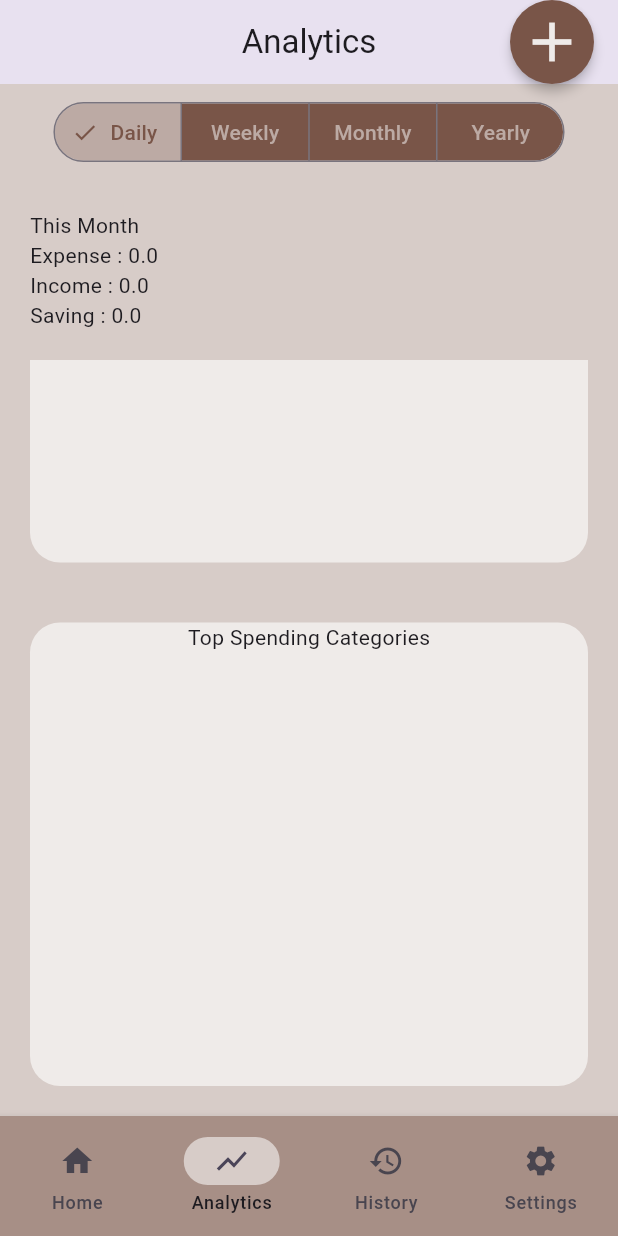
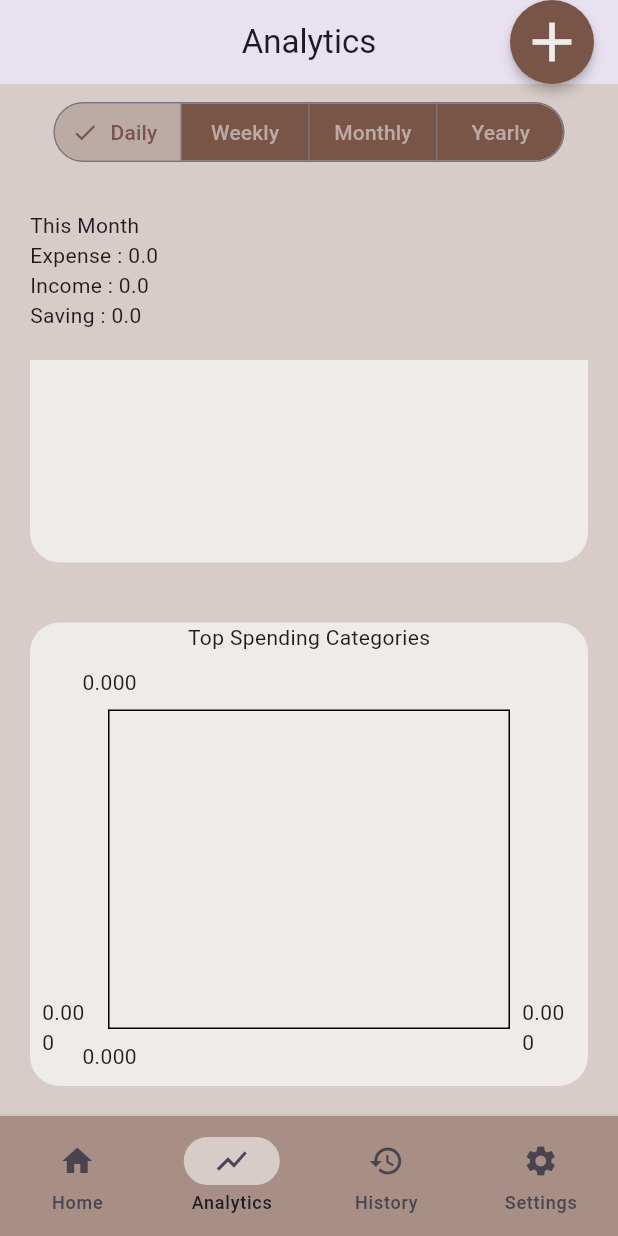
Before and after one commit to ANUJK0004/Expense-tracker-app, a Flutter app: the screen it shows after launch, item 2 of the bottom bar chosen, scrolled down 749 dp, on a phone screen of 412 x 824 dp. Run offline on Flutter 3.47's test engine with Material 3 defaults, Android fonts, the phone set to English and light mode, and no system bars; drawn by our look-alikes of fl_chart; our stand-ins replace sqflite; accounts and stored records are empty.

Commit message:
all charts are integrated on analytics screen

```diff
--- a/lib/screens/analytics_screen.dart
+++ b/lib/screens/analytics_screen.dart
@@ -1,4 +1,5 @@
 import 'package:exes/models/expense.dart';
+import 'package:fl_chart/fl_chart.dart';
 import 'package:flutter/material.dart';
 
 class AnalyticsScreen extends StatefulWidget {
@@ -72,22 +73,69 @@ class _AnalyticsScreenState extends State<AnalyticsScreen> {
 
   Map<String, double> categoryTotals = {};
   void calculateCategoryTotals() {
+    categoryTotals.clear();
     for (final t in filteredTransactions) {
       if (t.type != "Expense") continue;
       categoryTotals[t.category] = (categoryTotals[t.category] ?? 0) + t.amount;
     }
   }
 
-  Map<DateTime,double> dailyTotals = {};
-  void calculateDailyTotals(){
-    for(final t in filteredTransactions){
+  Map<DateTime, double> dailyTotals = {};
+  void calculateDailyTotals() {
+    dailyTotals.clear();
+    for (final t in filteredTransactions) {
       final date = t.date;
       dailyTotals[date] = (dailyTotals[date] ?? 0) + t.amount;
     }
   }
 
+  List<PieChartSectionData> getPieChartSections() {
+    final colors = [
+      Colors.red,
+      Colors.orange,
+      Colors.blue,
+      Colors.green,
+      Colors.purple,
+      Colors.teal,
+      Colors.pink,
+      Colors.brown,
+      Colors.indigo,
+      Colors.amber,
+    ];
+
+    int index = 0;
+
+    return categoryTotals.entries.map((entry) {
+      final section = PieChartSectionData(
+        value: entry.value,
+        title: entry.key.split(" ").last,
+        radius: 70,
+        color: colors[index % colors.length],
+        titleStyle: const TextStyle(
+          color: Colors.white,
+          fontWeight: FontWeight.bold,
+        ),
+      );
+      index++;
+      return section;
+    }).toList();
+  }
+
+  List<FlSpot> getLineSpots() {
+    final entries = dailyTotals.entries.toList()..sort((a,b)=>a.key.compareTo(b.key));
+
+    return List.generate(entries.length, (index) {
+      return FlSpot(index.toDouble(), entries[index].value);
+    }
+    );
+
+  }
+
   @override
   Widget build(BuildContext context) {
+    calculateCategoryTotals();
+    calculateDailyTotals();
+    final balance = currentBalance();
     return Scaffold(
       backgroundColor: Colors.brown.shade100,
       appBar: AppBar(title: Text("Analytics"), centerTitle: true),
@@ -133,9 +181,9 @@ class _AnalyticsScreenState extends State<AnalyticsScreen> {
                   crossAxisAlignment: CrossAxisAlignment.start,
                   children: [
                     Text("This Month"),
-                    Text("Expense : ${currentBalance()['expense']}"),
-                    Text("Income : ${currentBalance()['income']}"),
-                    Text("Saving : ${currentBalance()['balance']}"),
+                    Text("Expense : ${balance['expense']}"),
+                    Text("Income : ${balance['income']}"),
+                    Text("Saving : ${balance['balance']}"),
                   ],
                 ),
               ),
@@ -154,7 +202,71 @@ class _AnalyticsScreenState extends State<AnalyticsScreen> {
                       borderRadius: BorderRadius.circular(20),
                       color: Colors.brown.shade50,
                     ),
-                    child: Column(children: [Text("Expense VS Income")]),
+                    child: Column(
+                      children: [
+                        Text("Expense vs Income"),
+                        Expanded(
+                          child: Padding(
+                            padding: EdgeInsets.all(20),
+                            child: BarChart(
+                              BarChartData(
+                                alignment: BarChartAlignment.spaceAround,
+                                borderData: FlBorderData(show: false),
+                                gridData: FlGridData(show: true),
+                                titlesData: FlTitlesData(
+                                  topTitles: AxisTitles(
+                                    sideTitles: SideTitles(showTitles: false),
+                                  ),
+                                  rightTitles: AxisTitles(
+                                    sideTitles: SideTitles(showTitles: false),
+                                  ),
+                                  leftTitles: AxisTitles(
+                                    sideTitles: SideTitles(showTitles: true),
+                                  ),
+                                  bottomTitles: AxisTitles(
+                                    sideTitles: SideTitles(
+                                      showTitles: true,
+                                      getTitlesWidget: (value, meta) {
+                                        switch (value.toInt()) {
+                                          case 0:
+                                            return const Text("Expense");
+                                          case 1:
+                                            return const Text("Income");
+                                          default:
+                                            return const SizedBox();
+                                        }
+                                      },
+                                    ),
+                                  ),
+                                ),
+                                barGroups: [
+                                  BarChartGroupData(
+                                    x: 0,
+                                    barRods: [
+                                      BarChartRodData(
+                                        toY: balance['expense']!,
+                                        width: 8,
+                                        color: Colors.red,
+                                      ),
+                                    ],
+                                  ),
+                                  BarChartGroupData(
+                                    x: 1,
+                                    barRods: [
+                                      BarChartRodData(
+                                        toY: balance['income']!,
+                                        width: 8,
+                                        color: Colors.green,
+                                      ),
+                                    ],
+                                  ),
+                                ],
+                              ),
+                            ),
+                          ),
+                        ),
+                      ],
+                    ),
                   ),
                   Container(
                     height: MediaQuery.of(context).size.width,
@@ -164,7 +276,23 @@ class _AnalyticsScreenState extends State<AnalyticsScreen> {
                       borderRadius: BorderRadius.circular(20),
                       color: Colors.brown.shade50,
                     ),
-                    child: Column(children: [Text("Expenses by category")]),
+                    child: Column(
+                      children: [
+                        Text("Category Distribution"),
+                        Expanded(
+                          child: Padding(
+                            padding: const EdgeInsets.all(8.0),
+                            child: PieChart(
+                              PieChartData(
+                                centerSpaceRadius: 70,
+                                sectionsSpace: 3,
+                                sections: getPieChartSections(),
+                              ),
+                            ),
+                          ),
+                        ),
+                      ],
+                    ),
                   ),
                   Container(
                     height: MediaQuery.of(context).size.width * 0.75,
@@ -174,7 +302,29 @@ class _AnalyticsScreenState extends State<AnalyticsScreen> {
                       borderRadius: BorderRadius.circular(20),
                       color: Colors.brown.shade50,
                     ),
-                    child: Column(children: [Text("Top Spending Categories")]),
+                    child: Column(
+                      children: [
+                        Text("Top Spending Categories"),
+                        Expanded(
+                          child: Padding(
+                            padding: const EdgeInsets.all(8.0),
+                            child: LineChart(
+                                LineChartData(
+                                  lineBarsData: [
+                                    LineChartBarData(
+                                      spots: getLineSpots(),
+                                      isCurved: true,
+                                      color: Colors.brown,
+                                      barWidth: 4,
+                                      dotData: FlDotData(show: true),
+                                    )
+                                  ],
+                                )
+                            ),
+                          )
+                        ),
+                      ],
+                    ),
                   ),
                 ],
               ),
```
